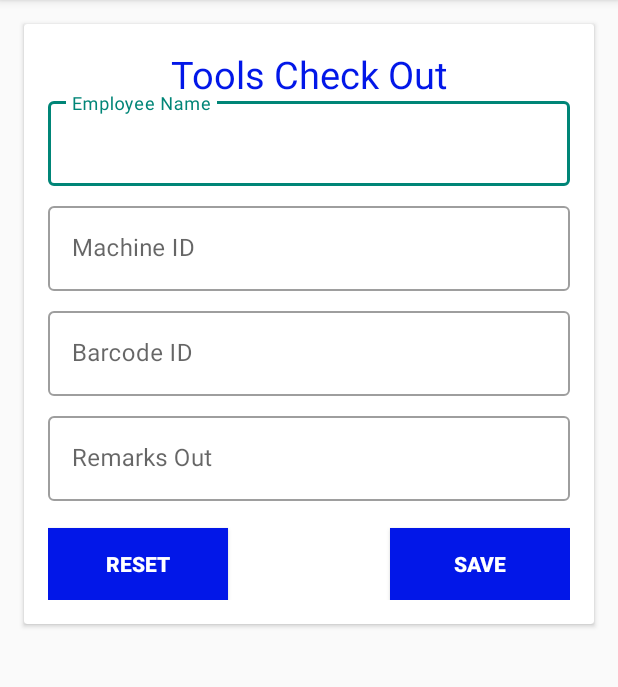
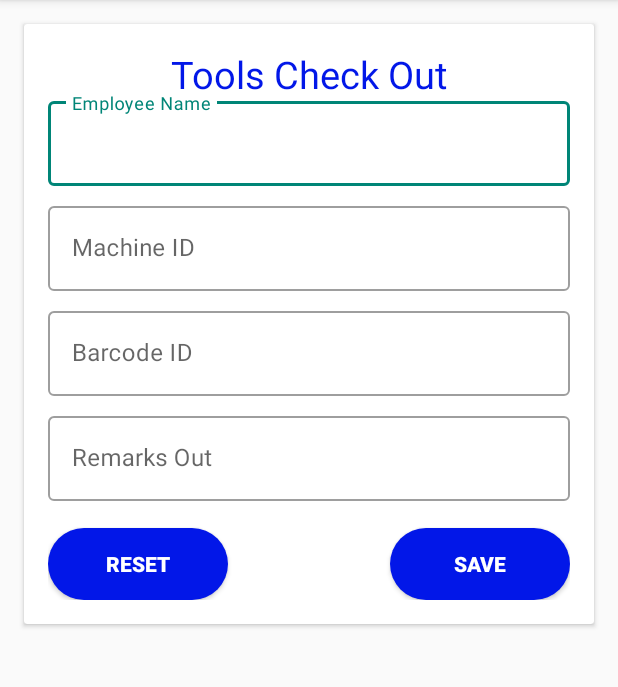
Before and after one commit to MathuraGaneson/MyApplication3, an Android app: the fragment tool_checkout shown on its own in the app's theme, on a phone screen of 412 x 824 dp, the part 84-771 px from its top. Run offline under Robolectric (Android 15) with nearby library versions, the light colour scheme and no system bars.

Commit message:
12/9/2019

```diff
--- a/app/build.gradle
+++ b/app/build.gradle
@@ -29,4 +29,10 @@ dependencies {
     androidTestImplementation 'androidx.test:runner:1.2.0'
     androidTestImplementation 'androidx.test.espresso:espresso-core:3.2.0'
     implementation 'com.github.traex.rippleeffect:library:1.3'
+//    implementation 'com.squareup.retrofit2:converter-scalars:2.5.0'
+//    implementation 'com.squareup.retrofit2:retrofit:2.5.0'
+//    implementation 'com.squareup.retrofit2:converter-gson:2.5.0'
+    implementation 'com.squareup.retrofit2:retrofit:2.6.1'
+    implementation 'com.squareup.retrofit2:converter-gson:2.6.1'
+    implementation 'com.squareup.retrofit2:converter-scalars:2.6.1'
 }
--- a/app/src/main/java/com/example/myapplication/test.java
+++ b/app/src/main/java/com/example/myapplication/test.java
@@ -59,7 +59,7 @@ public class test extends Fragment {
         // Inflate the layout for this fragment
         view = inflater.inflate(R.layout.fragment_test, container, false);
 
-        btn_scan = view.findViewById(R.id.button_scan);
+//        btn_scan = view.findViewById(R.id.button_scan);
 
         barcode = view.findViewById(R.id.editText);
         barcode.setShowSoftInputOnFocus(false);
--- a/app/src/main/java/com/example/myapplication/tool_checkout.java
+++ b/app/src/main/java/com/example/myapplication/tool_checkout.java
@@ -8,6 +8,9 @@ import androidx.fragment.app.Fragment;
 import android.view.LayoutInflater;
 import android.view.View;
 import android.view.ViewGroup;
+import android.widget.Button;
+import android.widget.TextView;
+import android.widget.Toast;
 
 
 /**
@@ -15,23 +18,71 @@ import android.view.ViewGroup;
  */
 public class tool_checkout extends Fragment {
 
+    View view;
 
+    Button btn_checkout;
+    Button btn_reset;
+
+    TextView employee, remark,machine,barcode;
+    private String mParam2;
+
+    private checkin.OnFragmentInteractionListener mListener;
 //    public static tool_checkout mewInstance() {
 //      tool_checkout fragment = new tool_checkout();
 //        return fragment;
 //    }
 
 
-    @Override
-    public View onCreateView(LayoutInflater inflater, ViewGroup container,
-                             Bundle savedInstanceState) {
-        // Inflate the layout for this fragment
-        return inflater.inflate(R.layout.fragment_tool_checkout, container, false);
-    }
+//    @Override
+//    public View onCreateView(LayoutInflater inflater, ViewGroup container,
+//                             Bundle savedInstanceState) {
+//        // Inflate the layout for this fragment
+//        return inflater.inflate(R.layout.fragment_tool_checkout, container, false);
+//    }
 
 
     public static tool_checkout newInstance() {
         tool_checkout fragment = new tool_checkout();
         return  fragment;
     }
+
+    public View onCreateView(LayoutInflater inflater, ViewGroup container,
+                             Bundle savedInstanceState) {
+        // Inflate the layout for this fragment
+
+        view = inflater.inflate(R.layout.fragment_tool_checkout, container, false);
+
+        btn_checkout = view.findViewById(R.id.checkout_save);
+        btn_reset = view.findViewById(R.id.checkout_reset);
+
+        employee = view.findViewById(R.id.employee_name);
+        machine = view.findViewById(R.id.machine_id2);
+        remark = view.findViewById(R.id.remarksout2);
+        barcode = view.findViewById(R.id.barcode_id2);
+
+
+        btn_checkout.setOnClickListener(new View.OnClickListener() {
+            @Override
+            public void onClick(View view) {
+                Toast.makeText(getContext(), "Saved Successfully",Toast.LENGTH_SHORT).show();
+            }
+        });
+
+        btn_reset.setOnClickListener(new View.OnClickListener() {
+            @Override
+            public void onClick(View view) {
+                Toast.makeText(getContext(), "Reset Done",Toast.LENGTH_SHORT).show();
+
+                employee.setText("");
+                barcode.setText("");
+                remark.setText("");
+                machine.setText("");
+            }
+        });
+        return  view;
+
+
+
+
+    }
 }
--- a/app/src/main/res/layout/fragment_tool_checkout.xml
+++ b/app/src/main/res/layout/fragment_tool_checkout.xml
@@ -90,27 +90,27 @@
         </com.google.android.material.textfield.TextInputLayout>
 
         <Button
-            android:id="@+id/checkin_save"
+            android:id="@+id/checkout_save"
             android:layout_height="wrap_content"
             android:layout_width="120dp"
             android:text="SAVE"
-            android:background="@color/blue"
             android:textColor="@color/white"
             android:textStyle="bold"
             android:layout_gravity="right"
-            android:layout_marginTop="320dp"/>
+            android:layout_marginTop="320dp"
+            android:background="@drawable/custom_button"/>
 
 
         <Button
-            android:id="@+id/checkin_reset"
+            android:id="@+id/checkout_reset"
             android:layout_height="wrap_content"
             android:layout_width="120dp"
             android:text="RESET"
-            android:background="@color/blue"
             android:textColor="@color/white"
             android:textStyle="bold"
             android:layout_gravity="left"
-            android:layout_marginTop="320dp"/>
+            android:layout_marginTop="320dp"
+            android:background="@drawable/custom_button"/>
     </com.google.android.material.card.MaterialCardView>
 
 </FrameLayout>
--- a/build.gradle
+++ b/build.gradle
@@ -7,7 +7,7 @@ buildscript {
 
     }
     dependencies {
-        classpath 'com.android.tools.build:gradle:3.4.2'
+        classpath 'com.android.tools.build:gradle:3.5.0'
 
         // NOTE: Do not place your application dependencies here; they belong
         // in the individual module build.gradle files
```
Also changed, not shown: app/src/main/AndroidManifest.xml (+10 -1 lines), app/src/main/java/com/example/myapplication/MainActivity.java (+19 -15 lines), app/src/main/java/com/example/myapplication/login2.java (+53 -3 lines), app/src/main/java/com/example/myapplication/logout.java (added, +35 -0 lines), app/src/main/java/com/example/myapplication/retro.java (added, +13 -0 lines), app/src/main/res/layout/app_bar_main.xml (+7 -7 lines), app/src/main/res/layout/fragment_login2.xml (+7 -7 lines), app/src/main/res/layout/fragment_logout.xml (added, +67 -0 lines), app/src/main/res/layout/fragment_test.xml (+11 -11 lines), app/src/main/res/menu/activity_main_drawer.xml (+4 -4 lines), gradle/wrapper/gradle-wrapper.properties.
